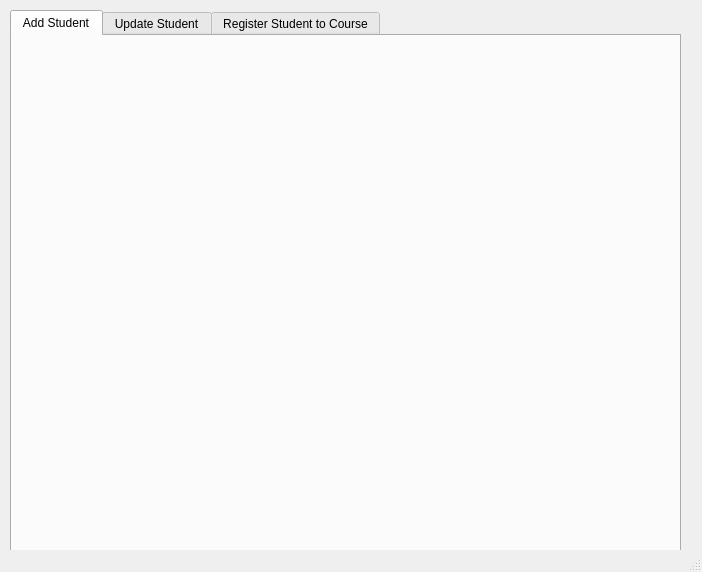
pranjalcna/PyQtMySQL, file home.ui: the form before one commit.
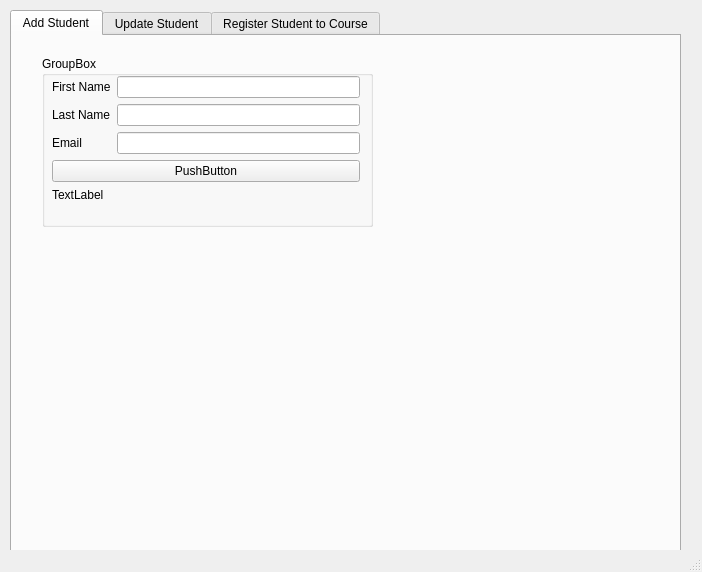
The form after the commit.

Patch:
```diff
--- a/home.ui
+++ b/home.ui
@@ -30,6 +30,88 @@
      <attribute name="title">
       <string>Add Student</string>
      </attribute>
+     <widget class="QGroupBox" name="groupBox">
+      <property name="geometry">
+       <rect>
+        <x>30</x>
+        <y>20</y>
+        <width>331</width>
+        <height>171</height>
+       </rect>
+      </property>
+      <property name="title">
+       <string>GroupBox</string>
+      </property>
+      <widget class="QWidget" name="formLayoutWidget">
+       <property name="geometry">
+        <rect>
+         <x>10</x>
+         <y>20</y>
+         <width>308</width>
+         <height>141</height>
+        </rect>
+       </property>
+       <layout class="QFormLayout" name="formLayout">
+        <item row="0" column="0">
+         <widget class="QLabel" name="label">
+          <property name="text">
+           <string>First Name</string>
+          </property>
+         </widget>
+        </item>
+        <item row="0" column="1">
+         <widget class="QLineEdit" name="txtAddStuFName"/>
+        </item>
+        <item row="1" column="0">
+         <widget class="QLabel" name="label_2">
+          <property name="text">
+           <string>Last Name</string>
+          </property>
+         </widget>
+        </item>
+        <item row="1" column="1">
+         <widget class="QLineEdit" name="txtAddStuLName"/>
+        </item>
+        <item row="2" column="0">
+         <widget class="QLabel" name="label_3">
+          <property name="text">
+           <string>Email</string>
+          </property>
+         </widget>
+        </item>
+        <item row="2" column="1">
+         <widget class="QLineEdit" name="txtAddStuEmail"/>
+        </item>
+        <item row="3" column="0" colspan="2">
+         <widget class="QPushButton" name="btnAddStudent">
+          <property name="text">
+           <string>PushButton</string>
+          </property>
+         </widget>
+        </item>
+        <item row="4" column="0" colspan="2">
+         <widget class="QLabel" name="lblAddStudentFeedback">
+          <property name="text">
+           <string>TextLabel</string>
+          </property>
+         </widget>
+        </item>
+        <item row="5" column="0" colspan="2">
+         <spacer name="verticalSpacer">
+          <property name="orientation">
+           <enum>Qt::Vertical</enum>
+          </property>
+          <property name="sizeHint" stdset="0">
+           <size>
+            <width>20</width>
+            <height>40</height>
+           </size>
+          </property>
+         </spacer>
+        </item>
+       </layout>
+      </widget>
+     </widget>
     </widget>
     <widget class="QWidget" name="tab_2">
      <attribute name="title">
```
Left out of the diff: 7 changed lines with no effect on the pictures.
